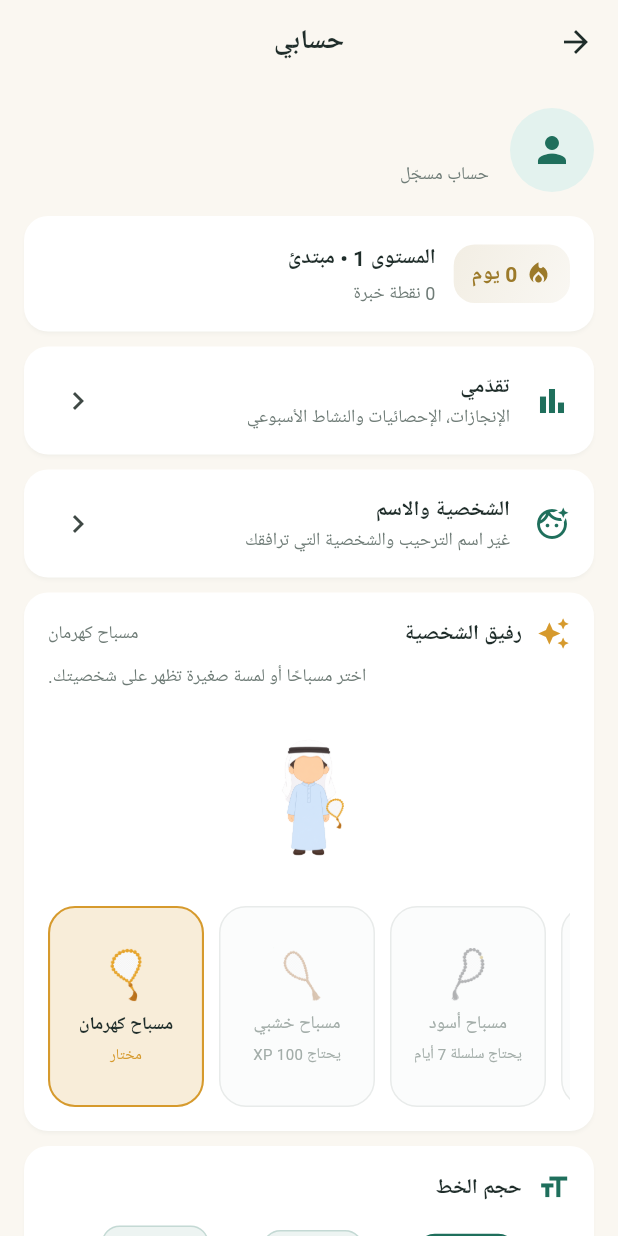
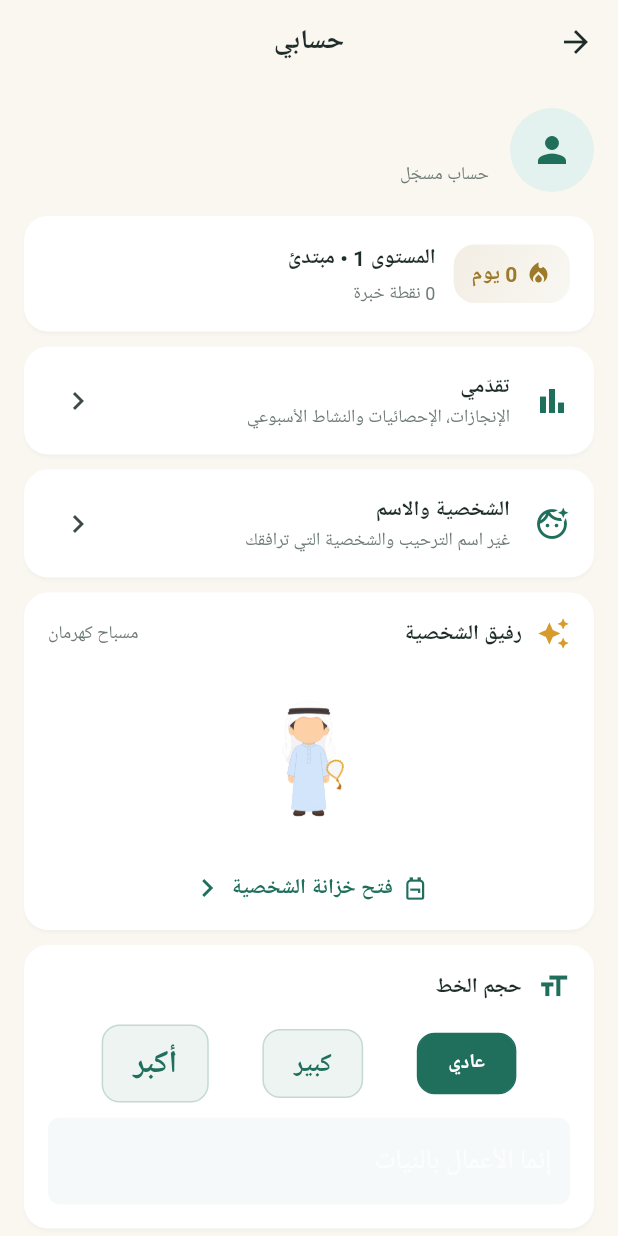
Before and after one commit to v7s7/hadeeth, a Flutter app: the ProfileScreen screen opened directly, on a phone screen of 412 x 824 dp. Run offline on Flutter 3.47's test engine with Material 3 defaults, Android fonts, the phone set to English and light mode, and no system bars; our stand-ins replace cloud_firestore, firebase_auth, firebase_core, firebase_messaging, flutter_animate, flutter_local_notifications and 5 more; missing offline and left inert: dart_jsonwebtoken; accounts and stored records are empty; Roboto replaces fonts that are missing (Tajawal).

Commit message:
Add a dedicated full-screen inventory (خزانة الشخصية)
Accessories now live in their own screen, grouped by category with a
live character preview, instead of a cramped horizontal strip on the
profile page. The shared tile UI moved into a public AccessoryTile
widget so Profile and Inventory render items identically, and the
profile card is now a compact preview that links into the new screen.

```diff
--- a/lib/routing/app_router.dart
+++ b/lib/routing/app_router.dart
@@ -15,6 +15,7 @@ import '../screens/auth/login_screen.dart';
 import '../screens/auth/register_screen.dart';
 import '../screens/categories/category_hadiths_screen.dart';
 import '../screens/hadith_details/hadith_details_screen.dart';
+import '../screens/inventory/inventory_screen.dart';
 import '../screens/onboarding/onboarding_screen.dart';
 import '../screens/progress/progress_screen.dart';
 import '../screens/quiz/quiz_screen.dart';
@@ -109,6 +110,10 @@ final GoRouter appRouter = GoRouter(
       path: '/progress',
       builder: (context, state) => const ProgressScreen(),
     ),
+    GoRoute(
+      path: '/inventory',
+      builder: (context, state) => const InventoryScreen(),
+    ),
 
     // ── لوحة التحكم ─────────────────────────────────────────────
     GoRoute(
--- a/lib/screens/profile/profile_screen.dart
+++ b/lib/screens/profile/profile_screen.dart
@@ -4,7 +4,6 @@ import 'package:provider/provider.dart';
 
 import '../../models/app_accessory.dart';
 import '../../models/app_characters.dart';
-import '../../models/user_progress.dart';
 import '../../services/font_size_service.dart';
 import '../../services/local_storage_service.dart';
 import '../../services/notification_service.dart';
@@ -127,15 +126,6 @@ class _ProfileScreenState extends State<ProfileScreen> {
     await _storage.setDailyGoal(goal);
   }
 
-  Future<void> _setActiveAccessory(
-    AppAccessory accessory,
-    SessionService session,
-  ) async {
-    setState(() => _activeAccessoryId = accessory.id);
-    await _storage.saveActiveAccessoryId(accessory.id);
-    await session.saveActiveAccessory(accessory.id);
-  }
-
   Future<void> _buyStreakFreeze(ProgressService progressService) async {
     final success = await progressService.buyStreakFreeze();
     if (!mounted) return;
@@ -243,13 +233,11 @@ class _ProfileScreenState extends State<ProfileScreen> {
                 _AccessoryPickerCard(
                   activeAccessoryId:
                       session.activeAccessoryId ?? _activeAccessoryId,
-                  progress: progress,
                   character: AppCharacters.findById(session.characterId) ??
                       (session.gender != null
                           ? AppCharacters.defaultFor(session.gender!)
                           : null),
-                  onSelect: (accessory) =>
-                      _setActiveAccessory(accessory, session),
+                  onOpenInventory: () => context.push('/inventory'),
                 ),
                 if (session.isAnyAdmin)
                   _MenuTile(
@@ -656,15 +644,13 @@ class _MenuTile extends StatelessWidget {
 
 class _AccessoryPickerCard extends StatelessWidget {
   final String? activeAccessoryId;
-  final UserProgress progress;
   final CharacterOption? character;
-  final ValueChanged<AppAccessory> onSelect;
+  final VoidCallback onOpenInventory;
 
   const _AccessoryPickerCard({
     required this.activeAccessoryId,
-    required this.progress,
     required this.character,
-    required this.onSelect,
+    required this.onOpenInventory,
   });
 
   @override
@@ -674,6 +660,9 @@ class _AccessoryPickerCard extends StatelessWidget {
 
     return Card(
       margin: const EdgeInsets.only(bottom: 10),
+      child: InkWell(
+        borderRadius: BorderRadius.circular(16),
+        onTap: onOpenInventory,
         child: Padding(
           padding: const EdgeInsets.all(16),
           child: Column(
@@ -689,15 +678,8 @@ class _AccessoryPickerCard extends StatelessWidget {
                   Text(active.nameAr, style: AppTextStyles.caption),
                 ],
               ),
-            const SizedBox(height: 8),
-            Text(
-              'اختر مسباحًا أو لمسة صغيرة تظهر على شخصيتك.',
-              style: AppTextStyles.caption,
-              textAlign: TextAlign.right,
-              textDirection: TextDirection.rtl,
-            ),
-            if (character != null) ...[
               const SizedBox(height: 12),
+              if (character != null)
                 Center(
                   child: CharacterAvatar(
                     character: character!,
@@ -705,105 +687,21 @@ class _AccessoryPickerCard extends StatelessWidget {
                     accessory: active,
                   ),
                 ),
-            ],
-            const SizedBox(height: 12),
-            SizedBox(
-              height: 134,
-              child: ListView.separated(
-                scrollDirection: Axis.horizontal,
-                reverse: true,
-                itemBuilder: (context, index) {
-                  final accessory = AppAccessories.all[index];
-                  final unlocked = accessory.isUnlocked(progress);
-                  final selected = active.id == accessory.id;
-                  return _AccessoryOption(
-                    accessory: accessory,
-                    selected: selected,
-                    unlocked: unlocked,
-                    hint: accessory.unlockHint(progress),
-                    onTap: unlocked ? () => onSelect(accessory) : null,
-                  );
-                },
-                separatorBuilder: (_, __) => const SizedBox(width: 10),
-                itemCount: AppAccessories.all.length,
-              ),
-            ),
-          ],
-        ),
-      ),
-    );
-  }
-}
-
-class _AccessoryOption extends StatelessWidget {
-  final AppAccessory accessory;
-  final bool selected;
-  final bool unlocked;
-  final String hint;
-  final VoidCallback? onTap;
-
-  const _AccessoryOption({
-    required this.accessory,
-    required this.selected,
-    required this.unlocked,
-    required this.hint,
-    required this.onTap,
-  });
-
-  @override
-  Widget build(BuildContext context) {
-    final color = unlocked ? accessory.color : AppColors.textMuted;
-
-    return Semantics(
-      button: unlocked,
-      selected: selected,
-      label: '${accessory.nameAr}، $hint',
-      child: InkWell(
-        borderRadius: BorderRadius.circular(18),
-        onTap: onTap,
-        child: AnimatedContainer(
-          duration: const Duration(milliseconds: 200),
-          width: 104,
-          padding: const EdgeInsets.all(10),
-          decoration: BoxDecoration(
-            color: selected
-                ? color.withOpacity(0.18)
-                : color.withOpacity(unlocked ? 0.08 : 0.04),
-            borderRadius: BorderRadius.circular(18),
-            border: Border.all(
-              color: selected ? color : color.withOpacity(0.22),
-              width: selected ? 1.4 : 1,
-            ),
-          ),
-          child: Column(
+              const SizedBox(height: 14),
+              Row(
                 mainAxisAlignment: MainAxisAlignment.center,
                 children: [
-              Opacity(
-                opacity: unlocked ? 1 : 0.36,
-                child: Image.asset(accessory.imagePath,
-                    width: 36, height: 36, fit: BoxFit.contain),
+                  Icon(Icons.backpack_outlined,
+                      color: AppColors.primary, size: 18),
+                  const SizedBox(width: 6),
+                  Text(
+                    'فتح خزانة الشخصية',
+                    style: AppTextStyles.bodyBold
+                        .copyWith(color: AppColors.primary),
                   ),
-              const SizedBox(height: 6),
-              Text(
-                accessory.nameAr,
-                maxLines: 1,
-                overflow: TextOverflow.ellipsis,
-                textAlign: TextAlign.center,
-                style: AppTextStyles.caption.copyWith(
-                  color: unlocked ? AppColors.textPrimary : AppColors.textMuted,
-                  fontWeight: selected ? FontWeight.w700 : FontWeight.w500,
-                ),
-              ),
-              const SizedBox(height: 4),
-              Text(
-                selected ? 'مختار' : hint,
-                maxLines: 1,
-                overflow: TextOverflow.ellipsis,
-                textAlign: TextAlign.center,
-                style: AppTextStyles.caption.copyWith(
-                  color: selected ? color : AppColors.textMuted,
-                  fontSize: 10,
-                ),
+                  const SizedBox(width: 4),
+                  const Icon(Icons.chevron_left, color: AppColors.primary),
+                ],
               ),
             ],
           ),
```
Also changed, not shown: lib/models/app_accessory.dart (+17 -0 lines), lib/screens/inventory/inventory_screen.dart (added, +194 -0 lines), lib/widgets/accessory_tile.dart (added, +85 -0 lines). Lines whose indentation alone changed are shown as unchanged.
